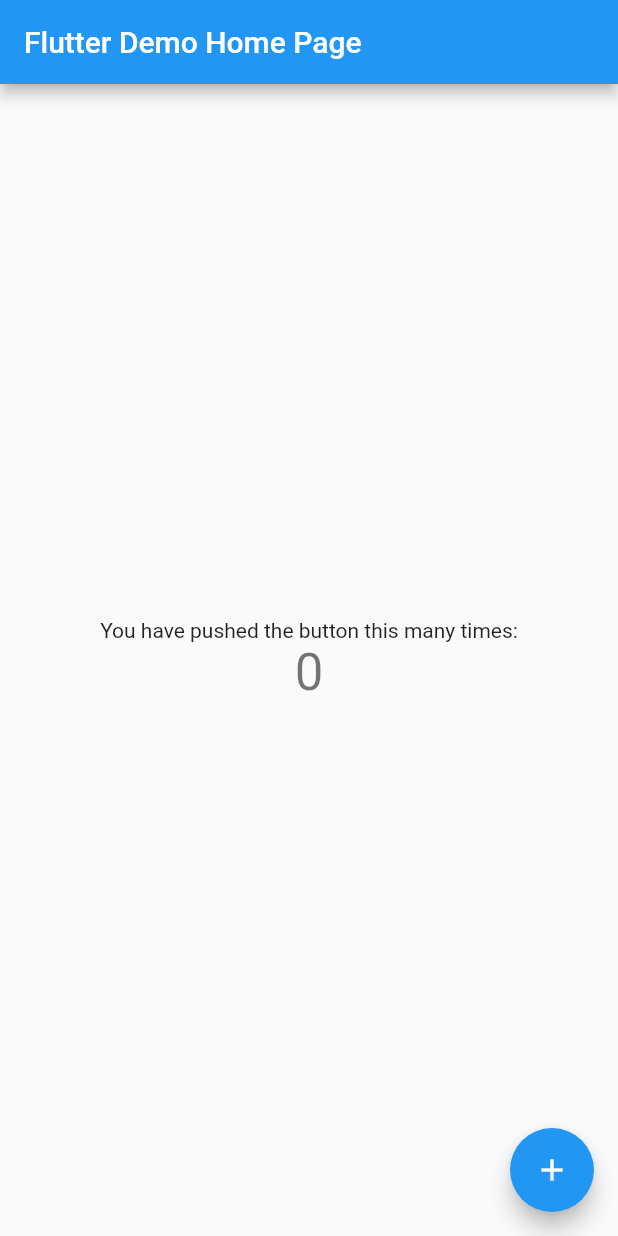
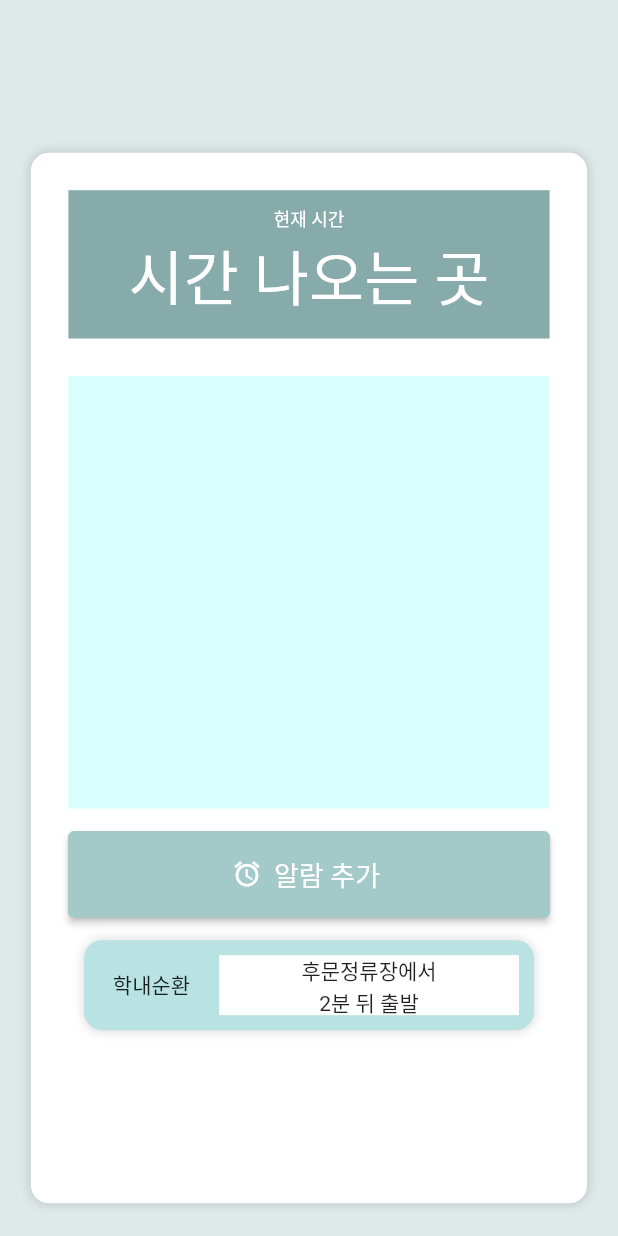
Before and after one commit to BUS-in-SCH/Front_end, a Flutter app: the screen it shows after launch, on a phone screen of 412 x 824 dp. Run offline on Flutter 3.47's test engine with Material 2 defaults, Android fonts, the phone set to English and light mode, and no system bars.

Commit message:
main화면 조금 완성

```diff
--- a/bus_in_sch/lib/main.dart
+++ b/bus_in_sch/lib/main.dart
@@ -1,4 +1,5 @@
 import 'package:flutter/material.dart';
+import 'package:bus_in_sch/src/ui/Main_Page_Display_Widget.dart';
 
 void main() {
   runApp(const MyApp());
@@ -7,62 +8,14 @@
 class MyApp extends StatelessWidget {
   const MyApp({Key? key}) : super(key: key);
 
-  // This widget is the root of your application.
   @override
   Widget build(BuildContext context) {
     return MaterialApp(
-      title: 'Flutter Demo',
-      theme: ThemeData(
-        primarySwatch: Colors.blue,
-      ),
-      home: const MyHomePage(title: 'Flutter Demo Home Page'),
-    );
+        title: 'Flutter Demo',
+        debugShowCheckedModeBanner: false,
+        theme: ThemeData(
+          primarySwatch: Colors.blue,
+        ),
+        home: MainPageDisplayWidget());
   }
 }
-
-class MyHomePage extends StatefulWidget {
-  const MyHomePage({Key? key, required this.title}) : super(key: key);
-
-  final String title;
-
-  @override
-  State<MyHomePage> createState() => _MyHomePageState();
-}
-
-class _MyHomePageState extends State<MyHomePage> {
-  int _counter = 0;
-
-  void _incrementCounter() {
-    setState(() {
-      _counter++;
-    });
-  }
-
-  @override
-  Widget build(BuildContext context) {
-    return Scaffold(
-      appBar: AppBar(
-        title: Text(widget.title),
-      ),
-      body: Center(
-        child: Column(
-          mainAxisAlignment: MainAxisAlignment.center,
-          children: <Widget>[
-            const Text(
-              'You have pushed the button this many times:',
-            ),
-            Text(
-              '$_counter',
-              style: Theme.of(context).textTheme.headline4,
-            ),
-          ],
-        ),
-      ),
-      floatingActionButton: FloatingActionButton(
-        onPressed: _incrementCounter,
-        tooltip: 'Increment',
-        child: const Icon(Icons.add),
-      ), // This trailing comma makes auto-formatting nicer for build methods.
-    );
-  }
-}
--- /dev/null
+++ b/bus_in_sch/lib/src/ui/Main_Page_Display_Widget.dart
@@ -0,0 +1,153 @@
+import 'package:flutter/material.dart';
+
+class MainPageDisplayWidget extends StatefulWidget {
+  const MainPageDisplayWidget({Key? key}) : super(key: key);
+
+  @override
+  State<MainPageDisplayWidget> createState() => _MainPageDisplayWidgetState();
+}
+
+class _MainPageDisplayWidgetState extends State<MainPageDisplayWidget> {
+  @override
+  Widget build(BuildContext context) {
+    double screen_width = MediaQuery.of(context).size.width;
+    double screen_height = MediaQuery.of(context).size.height;
+
+    return Scaffold(
+        body: Container(
+      color: const Color(0xffdfe9e9), //배경 색
+      child: Center(
+        child: Column(
+          mainAxisAlignment: MainAxisAlignment.center,
+          children: <Widget>[
+            /**
+             * TODO :: 로고 넣기
+             */
+
+            // 사각형 2 - 흰색 그림자
+            SizedBox(height: 80),
+            Container(
+                width: screen_width * 0.90,
+                height: screen_height * 0.85,
+                decoration: BoxDecoration(
+                    borderRadius: BorderRadius.all(Radius.circular(12)),
+                    boxShadow: [
+                      BoxShadow(
+                          color: const Color(0x29000000),
+                          offset: Offset(0, 0),
+                          blurRadius: 6,
+                          spreadRadius: 0)
+                    ],
+                    color: const Color(0xffffffff)),
+                child: Column(
+                  // mainAxisAlignment: MainAxisAlignment.center,
+                  children: [
+                    Container(
+                      margin: EdgeInsets.all(25),
+                      width: screen_width * 0.85,
+                      height: screen_height * 0.12,
+                      decoration: BoxDecoration(color: const Color(0xff87aaaa)),
+                      child: Container(
+                        margin: EdgeInsets.all(10),
+                        child: Column(
+                          crossAxisAlignment: CrossAxisAlignment
+                              .center, //center로 하는게 나을지 start가 나을지..
+                          children: [
+                            Text("현재 시간",
+                                style: TextStyle(
+                                    color: Colors.white,
+                                    fontSize: 12,
+                                    fontWeight: FontWeight.w500)),
+                            Text("시간 나오는 곳",
+                                textAlign: TextAlign.center,
+                                style: TextStyle(
+                                    color: Colors.white,
+                                    fontSize: 40,
+                                    fontWeight: FontWeight.w400)),
+                          ],
+                        ),
+                      ),
+                    ),
+                    //사각형 4
+                    Container(
+                      margin: EdgeInsets.fromLTRB(25, 0, 25, 0),
+                      width: screen_width * 0.85,
+                      height: screen_height * 0.35,
+                      decoration: BoxDecoration(color: const Color(0xffd8fffe)),
+                    ),
+                    SizedBox(
+                      height: 15,
+                    ),
+                    getAlarmBox(screen_width, screen_height),
+
+                    SizedBox(
+                      height: 15,
+                    ),
+                    getBusBox("학내순환")
+                  ],
+                ))
+          ],
+        ),
+      ),
+    ));
+  }
+
+  Widget getAlarmBox(double screen_width, double screen_height) {
+    return SizedBox(
+      width: screen_width * 0.78,
+      height: screen_height * 0.07,
+      child: ElevatedButton.icon(
+        onPressed: () {},
+        icon: Icon(Icons.alarm, size: 20),
+        label: Text("알람 추가",
+            style: TextStyle(
+                color: Colors.white,
+                fontSize: 18,
+                fontWeight: FontWeight.w500)),
+        style: ElevatedButton.styleFrom(
+          primary: Color(0xffa4c9c9),
+        ),
+      ),
+    );
+  }
+
+  Widget getBusBox(String str) {
+    double w = 300;
+    double h = 60;
+
+    return InkWell(
+      child: Container(
+        width: w,
+        height: h,
+        decoration: BoxDecoration(
+            borderRadius: BorderRadius.all(Radius.circular(12)),
+            boxShadow: [
+              BoxShadow(
+                  color: const Color(0x29000000),
+                  offset: Offset(0, 0),
+                  blurRadius: 6,
+                  spreadRadius: 0)
+            ],
+            color: Color(0xffb9e2e2)),
+        child: Row(
+          children: [
+            Container(
+              width: w * 0.3,
+              child: Center(child: Text(str)),
+            ),
+            Container(
+              width: w * 0.7,
+              child: Container(
+                margin: EdgeInsets.fromLTRB(0, 10, 10, 10),
+                color: Colors.white,
+                child: Column(
+                  children: [Text("후문정류장에서"), Text("2분 뒤 출발")],
+                ),
+              ),
+            )
+          ],
+        ),
+      ),
+    );
+  }
+}
```
Also changed, not shown: bus_in_sch/pubspec.lock.
